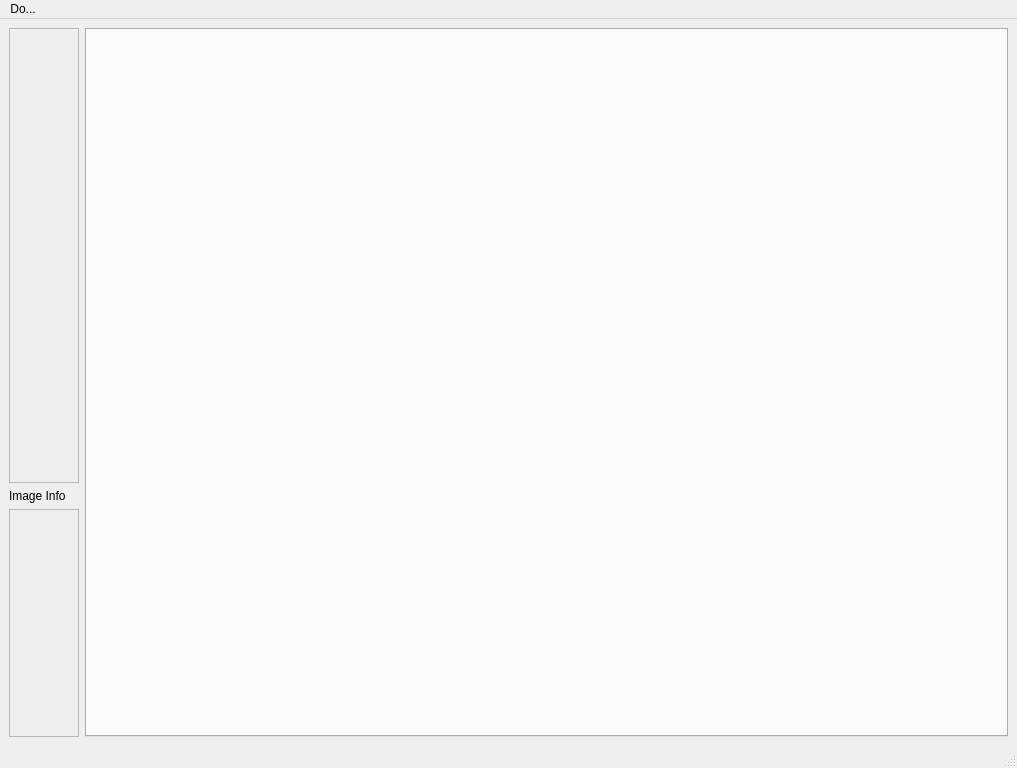
Before: the Qt Designer form uidesign/mainWindow.ui in azonalon/Streak-Viewer, drawn with Qt 5.
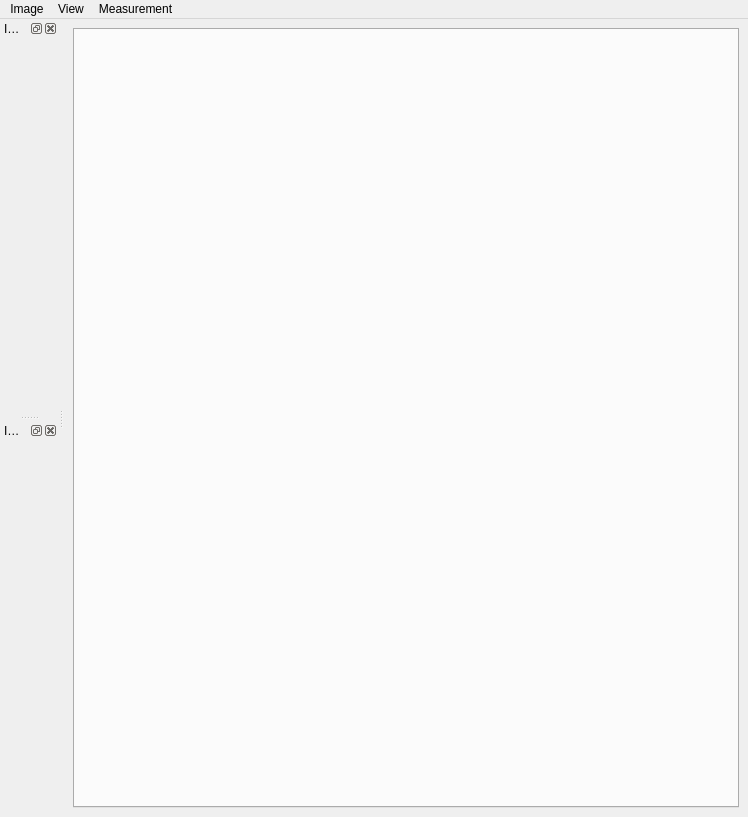
After: the same form once the commit is applied.

```diff
--- a/uidesign/mainWindow.ui
+++ b/uidesign/mainWindow.ui
@@ -9,8 +9,8 @@
    <rect>
     <x>0</x>
     <y>0</y>
-    <width>1017</width>
-    <height>768</height>
+    <width>748</width>
+    <height>817</height>
    </rect>
   </property>
   <property name="windowTitle">
@@ -19,69 +19,6 @@
   <widget class="QWidget" name="centralwidget">
    <layout class="QGridLayout" name="gridLayout">
     <item row="0" column="0">
-     <layout class="QVBoxLayout" name="verticalLayout">
-      <item>
-       <widget class="QScrollArea" name="areaCalcTreeWidget">
-        <property name="sizePolicy">
-         <sizepolicy hsizetype="Expanding" vsizetype="Expanding">
-          <horstretch>4</horstretch>
-          <verstretch>2</verstretch>
-         </sizepolicy>
-        </property>
-        <property name="widgetResizable">
-         <bool>true</bool>
-        </property>
-        <widget class="QWidget" name="bla">
-         <property name="geometry">
-          <rect>
-           <x>0</x>
-           <y>0</y>
-           <width>68</width>
-           <height>452</height>
-          </rect>
-         </property>
-        </widget>
-       </widget>
-      </item>
-      <item>
-       <widget class="QLabel" name="label">
-        <property name="sizePolicy">
-         <sizepolicy hsizetype="Preferred" vsizetype="Preferred">
-          <horstretch>3</horstretch>
-          <verstretch>0</verstretch>
-         </sizepolicy>
-        </property>
-        <property name="text">
-         <string>Image Info</string>
-        </property>
-       </widget>
-      </item>
-      <item>
-       <widget class="QScrollArea" name="area_info">
-        <property name="sizePolicy">
-         <sizepolicy hsizetype="Preferred" vsizetype="Preferred">
-          <horstretch>2</horstretch>
-          <verstretch>1</verstretch>
-         </sizepolicy>
-        </property>
-        <property name="widgetResizable">
-         <bool>true</bool>
-        </property>
-        <widget class="QWidget" name="scrollAreaWidgetContents">
-         <property name="geometry">
-          <rect>
-           <x>0</x>
-           <y>0</y>
-           <width>68</width>
-           <height>225</height>
-          </rect>
-         </property>
-        </widget>
-       </widget>
-      </item>
-     </layout>
-    </item>
-    <item row="0" column="1">
      <widget class="QTabWidget" name="tabWidget">
       <property name="sizePolicy">
        <sizepolicy hsizetype="Expanding" vsizetype="Expanding">
@@ -89,6 +26,15 @@
         <verstretch>0</verstretch>
        </sizepolicy>
       </property>
+      <property name="tabsClosable">
+       <bool>false</bool>
+      </property>
+      <property name="movable">
+       <bool>true</bool>
+      </property>
+      <property name="tabBarAutoHide">
+       <bool>true</bool>
+      </property>
      </widget>
     </item>
    </layout>
@@ -98,13 +44,13 @@
     <rect>
      <x>0</x>
      <y>0</y>
-     <width>1017</width>
+     <width>748</width>
      <height>19</height>
     </rect>
    </property>
    <widget class="QMenu" name="menuDo">
     <property name="title">
-     <string>Do...</string>
+     <string>Image</string>
     </property>
     <widget class="QMenu" name="menuNodes">
      <property name="title">
@@ -120,9 +66,73 @@
     <addaction name="actionSleep"/>
     <addaction name="actionSave"/>
    </widget>
+   <widget class="QMenu" name="menuMeasure">
+    <property name="title">
+     <string>Measurement</string>
+    </property>
+    <addaction name="actionGet_Background"/>
+    <addaction name="actionStartMeasurement"/>
+   </widget>
+   <widget class="QMenu" name="menuView">
+    <property name="title">
+     <string>View</string>
+    </property>
+    <addaction name="actionImages"/>
+    <addaction name="actionImage_Info"/>
+   </widget>
    <addaction name="menuDo"/>
+   <addaction name="menuView"/>
+   <addaction name="menuMeasure"/>
   </widget>
-  <widget class="QStatusBar" name="statusbar"/>
+  <widget class="QDockWidget" name="dockWidget">
+   <property name="sizePolicy">
+    <sizepolicy hsizetype="Expanding" vsizetype="Expanding">
+     <horstretch>0</horstretch>
+     <verstretch>0</verstretch>
+    </sizepolicy>
+   </property>
+   <property name="floating">
+    <bool>false</bool>
+   </property>
+   <property name="allowedAreas">
+    <set>Qt::AllDockWidgetAreas</set>
+   </property>
+   <property name="windowTitle">
+    <string>Images</string>
+   </property>
+   <attribute name="dockWidgetArea">
+    <number>1</number>
+   </attribute>
+   <widget class="QWidget" name="dockWidgetWidget">
+    <layout class="QGridLayout" name="layoutCalcTreeWidget"/>
+   </widget>
+  </widget>
+  <widget class="QDockWidget" name="dockWidget_2">
+   <property name="sizePolicy">
+    <sizepolicy hsizetype="Expanding" vsizetype="Expanding">
+     <horstretch>0</horstretch>
+     <verstretch>0</verstretch>
+    </sizepolicy>
+   </property>
+   <property name="features">
+    <set>QDockWidget::AllDockWidgetFeatures</set>
+   </property>
+   <property name="allowedAreas">
+    <set>Qt::AllDockWidgetAreas</set>
+   </property>
+   <property name="windowTitle">
+    <string>Image Info</string>
+   </property>
+   <attribute name="dockWidgetArea">
+    <number>1</number>
+   </attribute>
+   <widget class="QWidget" name="widgetwidget">
+    <property name="autoFillBackground">
+     <bool>true</bool>
+    </property>
+    <layout class="QGridLayout" name="layoutImageInfo"/>
+   </widget>
+  </widget>
   <action name="actionRecalc">
    <property name="text">
     <string>Recalc</string>
```
Left out of the diff: 104 changed lines with no effect on the pictures.
